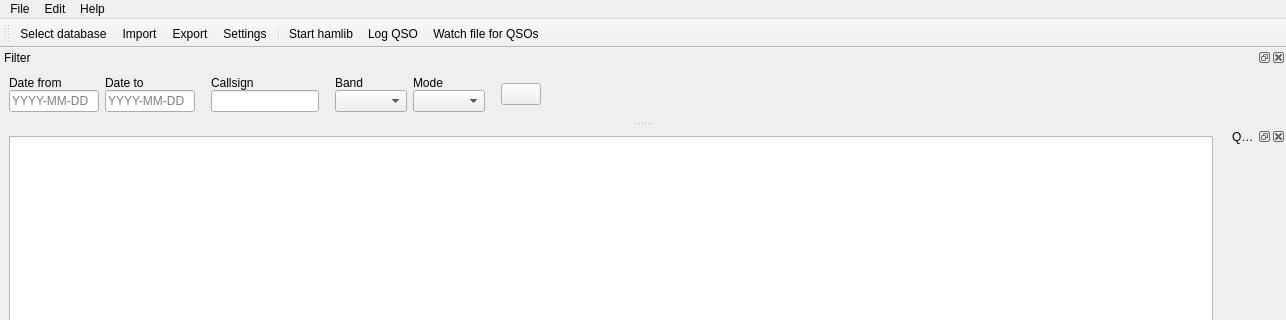
Qt form ui_files/DragonLog_MainWindow.ui (gitandy/DragonLog) before a commit; both pictures show x 0 to 1286 and y 0 to 320 of the 1286 by 900 pixel window.
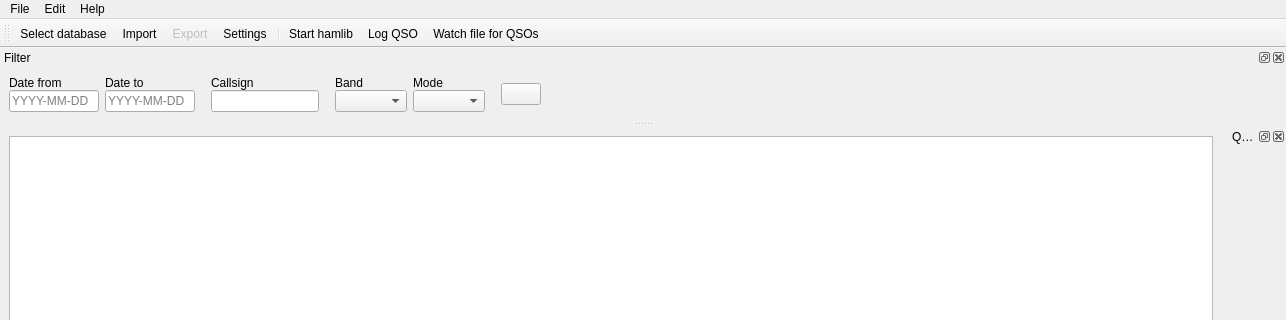
The same form after that commit. Icons and pictures are not drawn.

Patch:
```diff
--- a/ui_files/DragonLog_MainWindow.ui
+++ b/ui_files/DragonLog_MainWindow.ui
@@ -466,6 +466,9 @@
    </property>
   </action>
   <action name="actionExport_TB">
+   <property name="enabled">
+    <bool>false</bool>
+   </property>
    <property name="icon">
     <iconset>
      <normaloff>icons:fileexport.png</normaloff>icons:fileexport.png</iconset>
```
Left out of the diff: 12 changed lines with no effect on the pictures.
